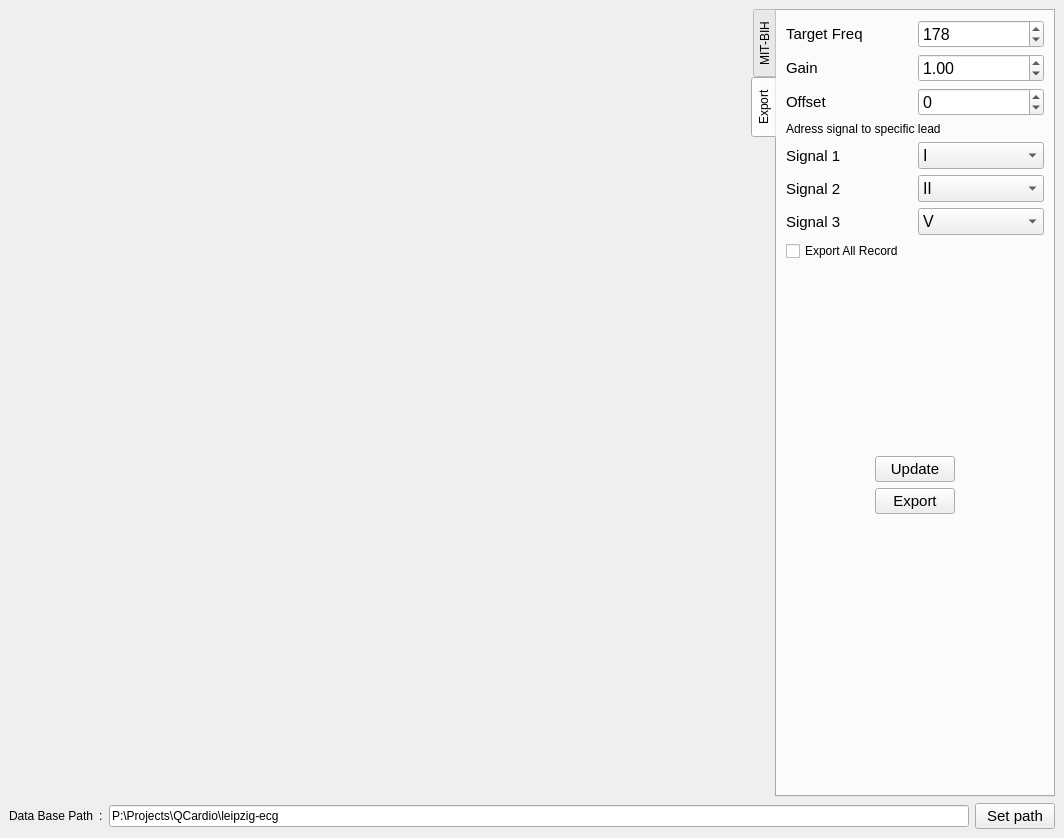
First picture: the form in src/Views/mainwindow.ui, repository erfan-mohammadzade/QCardio, before the edit.
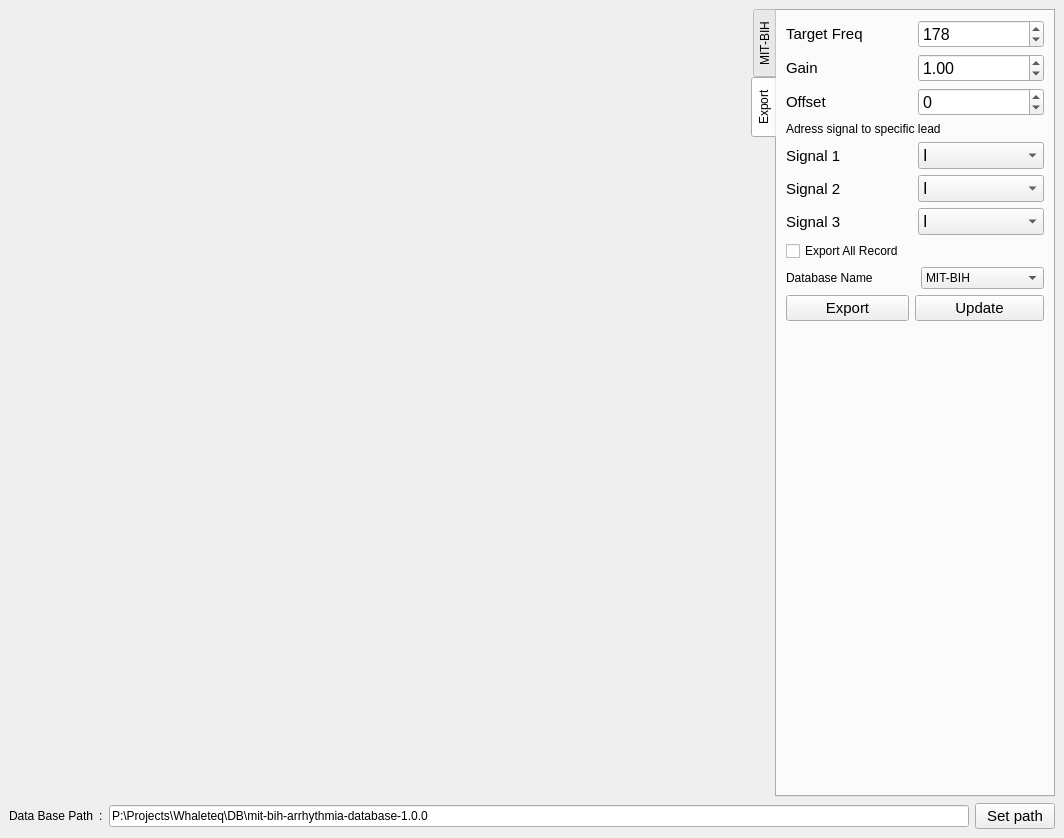
Second picture: the form after the edit.

Diff of the .ui file:
```diff
--- a/src/Views/mainwindow.ui
+++ b/src/Views/mainwindow.ui
@@ -34,7 +34,7 @@
         <item row="0" column="2">
          <widget class="QLineEdit" name="lineEditPath">
           <property name="text">
-           <string>P:\Projects\QCardio\leipzig-ecg</string>
+           <string>P:\Projects\Whaleteq\DB\mit-bih-arrhythmia-database-1.0.0</string>
           </property>
          </widget>
         </item>
@@ -267,7 +267,7 @@
                </font>
               </property>
               <property name="currentIndex">
-               <number>1</number>
+               <number>0</number>
               </property>
               <item>
                <property name="text">
@@ -365,7 +365,7 @@
                </font>
               </property>
               <property name="currentIndex">
-               <number>4</number>
+               <number>0</number>
               </property>
               <item>
                <property name="text">
@@ -422,19 +422,6 @@
           </item>
           <item row="2" column="0">
            <layout class="QGridLayout" name="gridLayout_6">
-            <item row="1" column="0" colspan="3">
-             <spacer name="verticalSpacer_3">
-              <property name="orientation">
-               <enum>Qt::Orientation::Vertical</enum>
-              </property>
-              <property name="sizeHint" stdset="0">
-               <size>
-                <width>20</width>
-                <height>40</height>
-               </size>
-              </property>
-             </spacer>
-            </item>
             <item row="3" column="0">
              <spacer name="horizontalSpacer">
               <property name="orientation">
@@ -448,6 +435,31 @@
               </property>
              </spacer>
             </item>
+            <item row="2" column="1" colspan="2">
+             <widget class="QPushButton" name="pushButtonUpdate">
+              <property name="font">
+               <font>
+                <pointsize>11</pointsize>
+               </font>
+              </property>
+              <property name="text">
+               <string>Update</string>
+              </property>
+             </widget>
+            </item>
+            <item row="3" column="2">
+             <spacer name="horizontalSpacer_2">
+              <property name="orientation">
+               <enum>Qt::Orientation::Horizontal</enum>
+              </property>
+              <property name="sizeHint" stdset="0">
+               <size>
+                <width>40</width>
+                <height>20</height>
+               </size>
+              </property>
+             </spacer>
+            </item>
             <item row="0" column="0" colspan="3">
              <widget class="QCheckBox" name="checkBox">
               <property name="text">
@@ -455,20 +467,7 @@
               </property>
              </widget>
             </item>
-            <item row="3" column="2">
-             <spacer name="horizontalSpacer_2">
-              <property name="orientation">
-               <enum>Qt::Orientation::Horizontal</enum>
-              </property>
-              <property name="sizeHint" stdset="0">
-               <size>
-                <width>40</width>
-                <height>20</height>
-               </size>
-              </property>
-             </spacer>
-            </item>
-            <item row="3" column="1">
+            <item row="2" column="0">
              <widget class="QPushButton" name="pushButtonExport">
               <property name="font">
                <font>
@@ -480,15 +479,34 @@
               </property>
              </widget>
             </item>
-            <item row="2" column="1">
-             <widget class="QPushButton" name="pushButtonUpdate">
-              <property name="font">
-               <font>
-                <pointsize>11</pointsize>
-               </font>
-              </property>
+            <item row="1" column="2">
+             <widget class="QComboBox" name="comboBoxDatabaseName">
+              <item>
+               <property name="text">
+                <string>MIT-BIH</string>
+               </property>
+              </item>
+              <item>
+               <property name="text">
+                <string>AHA</string>
+               </property>
+              </item>
+              <item>
+               <property name="text">
+                <string>ESC</string>
+               </property>
+              </item>
+              <item>
+               <property name="text">
+                <string>CU</string>
+               </property>
+              </item>
+             </widget>
+            </item>
+            <item row="1" column="0">
+             <widget class="QLabel" name="label_6">
               <property name="text">
-               <string>Update</string>
+               <string>Database Name</string>
               </property>
              </widget>
             </item>
```
Left out of the diff: 36 changed lines with no effect on the pictures.
